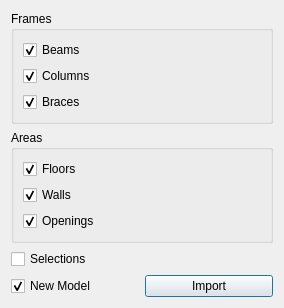
Qt form widgets/import_model.ui (ebrahimraeyat/civilTools) before a commit.
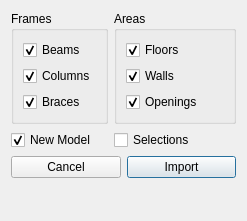
The same form after that commit. Icons and pictures are not drawn.

Commit message: Correct buttons for import task dialog

Diff of the .ui file:
```diff
--- a/widgets/import_model.ui
+++ b/widgets/import_model.ui
@@ -6,8 +6,8 @@
    <rect>
     <x>0</x>
     <y>0</y>
-    <width>284</width>
-    <height>295</height>
+    <width>247</width>
+    <height>221</height>
    </rect>
   </property>
   <property name="windowTitle">
@@ -17,14 +17,14 @@
    <iconset resource="../civiltools.qrc">
     <normaloff>:/civiltools/images/etabs.png</normaloff>:/civiltools/images/etabs.png</iconset>
   </property>
-  <layout class="QVBoxLayout" name="verticalLayout_2">
-   <item>
+  <layout class="QFormLayout" name="formLayout_3">
+   <item row="0" column="0">
     <widget class="QGroupBox" name="groupBox">
      <property name="title">
       <string>Frames</string>
      </property>
-     <layout class="QVBoxLayout" name="verticalLayout">
-      <item>
+     <layout class="QFormLayout" name="formLayout">
+      <item row="0" column="0">
        <widget class="QCheckBox" name="beams">
         <property name="enabled">
          <bool>true</bool>
@@ -37,7 +37,7 @@
         </property>
        </widget>
       </item>
-      <item>
+      <item row="1" column="0">
        <widget class="QCheckBox" name="columns">
         <property name="enabled">
          <bool>true</bool>
@@ -50,7 +50,7 @@
         </property>
        </widget>
       </item>
-      <item>
+      <item row="2" column="0">
        <widget class="QCheckBox" name="braces">
         <property name="enabled">
          <bool>true</bool>
@@ -66,13 +66,13 @@
      </layout>
     </widget>
    </item>
-   <item>
+   <item row="0" column="1">
     <widget class="QGroupBox" name="groupBox_2">
      <property name="title">
       <string>Areas</string>
      </property>
-     <layout class="QVBoxLayout" name="verticalLayout_3">
-      <item>
+     <layout class="QFormLayout" name="formLayout_2">
+      <item row="0" column="0">
        <widget class="QCheckBox" name="floors">
         <property name="enabled">
          <bool>true</bool>
@@ -85,7 +85,7 @@
         </property>
        </widget>
       </item>
-      <item>
+      <item row="1" column="0">
        <widget class="QCheckBox" name="walls">
         <property name="enabled">
          <bool>true</bool>
@@ -98,7 +98,7 @@
         </property>
        </widget>
       </item>
-      <item>
+      <item row="2" column="0">
        <widget class="QCheckBox" name="openings">
         <property name="enabled">
          <bool>true</bool>
@@ -114,7 +114,17 @@
      </layout>
     </widget>
    </item>
-   <item>
+   <item row="1" column="0">
+    <widget class="QCheckBox" name="new_model">
+     <property name="text">
+      <string>New Model</string>
+     </property>
+     <property name="checked">
+      <bool>true</bool>
+     </property>
+    </widget>
+   </item>
+   <item row="1" column="1">
     <widget class="QCheckBox" name="selections">
      <property name="enabled">
       <bool>true</bool>
@@ -127,15 +137,28 @@
      </property>
     </widget>
    </item>
-   <item>
+   <item row="2" column="0" colspan="2">
     <layout class="QHBoxLayout" name="horizontalLayout">
      <item>
-      <widget class="QCheckBox" name="new_model">
+      <widget class="QPushButton" name="cancel_button">
+       <property name="maximumSize">
+        <size>
+         <width>200</width>
+         <height>16777215</height>
+        </size>
+       </property>
        <property name="text">
-        <string>New Model</string>
+        <string>Cancel</string>
        </property>
-       <property name="checked">
-        <bool>true</bool>
+       <property name="icon">
+        <iconset resource="../civiltools.qrc">
+         <normaloff>:/civiltools/images/cancel.svg</normaloff>:/civiltools/images/cancel.svg</iconset>
+       </property>
+       <property name="iconSize">
+        <size>
+         <width>40</width>
+         <height>40</height>
+        </size>
        </property>
       </widget>
      </item>
@@ -154,6 +177,18 @@
         <iconset resource="../civiltools.qrc">
          <normaloff>:/civiltools/images/import.svg</normaloff>:/civiltools/images/import.svg</iconset>
        </property>
+       <property name="iconSize">
+        <size>
+         <width>40</width>
+         <height>40</height>
+        </size>
+       </property>
+       <property name="default">
+        <bool>true</bool>
+       </property>
+       <property name="flat">
+        <bool>false</bool>
+       </property>
       </widget>
      </item>
     </layout>
```
Left out of the diff: 12 changed lines with no effect on the pictures. The commit also changes 1 other file.
